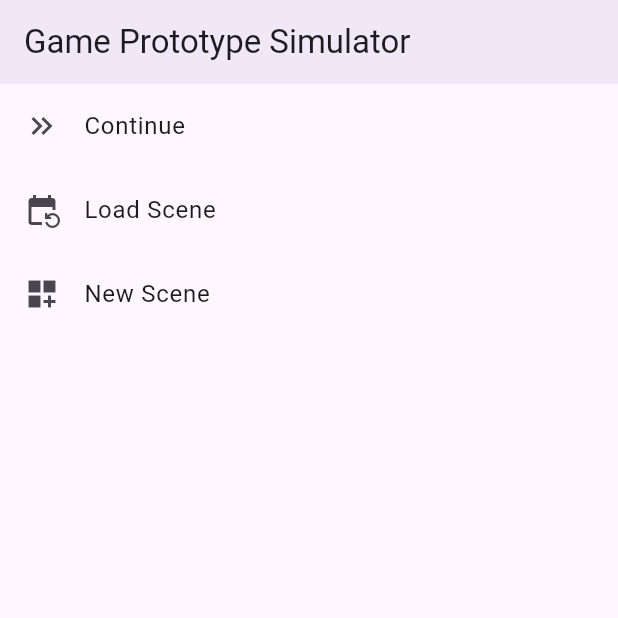
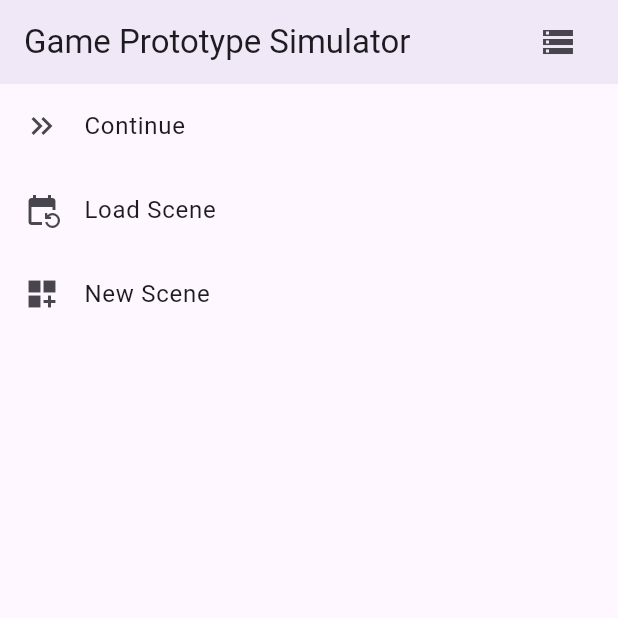
Before and after one commit to joehuang610154/game_prototype_simulator, a Flutter app: the screen it shows after launch, on a phone screen of 412 x 824 dp, the top half of it. Run offline on Flutter 3.47's test engine with Material 3 defaults, Android fonts, the phone set to English and light mode, and no system bars; our stand-ins replace drift, drift_flutter, freezed_annotation, get_it, go_router, injectable and 1 more; accounts and stored records are empty; generated files the repository leaves out were written again.

Commit message:
add go to storage button

```diff
--- a/lib/app/main.dart
+++ b/lib/app/main.dart
@@ -34,6 +34,7 @@ class App extends StatelessWidget {
       theme: ThemeData(
         useMaterial3: true,
       ),
+      debugShowCheckedModeBanner: false,
     );
   }
 }
--- a/lib/app/presentation/home/home_screen.dart
+++ b/lib/app/presentation/home/home_screen.dart
@@ -4,6 +4,7 @@ import 'package:game_prototype_simulator/app/presentation/routes.dart';
 import 'package:game_prototype_simulator/app/presentation/common/popup/create_new_scene/create_new_scene_popup.dart';
 import 'package:game_prototype_simulator/framework/app_context/app_context.dart';
 import 'package:game_prototype_simulator/framework/view_model_provider.dart';
+import 'package:game_prototype_simulator/utils/widget_extension.dart';
 import 'package:provider/provider.dart';
 
 class HomeScreen extends StatelessWidget {
@@ -28,6 +29,12 @@ class _HomeScreen extends StatelessWidget {
       appBar: AppBar(
         title: Text(app.tr.gamePrototypeSimulator),
         elevation: 4,
+        actions: [
+          IconButton(
+            icon: Icon(Icons.storage),
+            onPressed: () => app.push(DisplayAsTableRoute()),
+          ).paddingOnly(right: 16),
+        ],
       ),
       body: ListView(
         children: [
@@ -49,7 +56,6 @@ class _HomeScreen extends StatelessWidget {
               if (newScene == null) return;
 
               viewModel.createNewScene(newScene);
-              app.push(DisplayAsTableRoute());
             },
           ),
         ],
```
Also changed, not shown: lib/utils/widget_extension.dart (added, +40 -0 lines), 1 other file.
